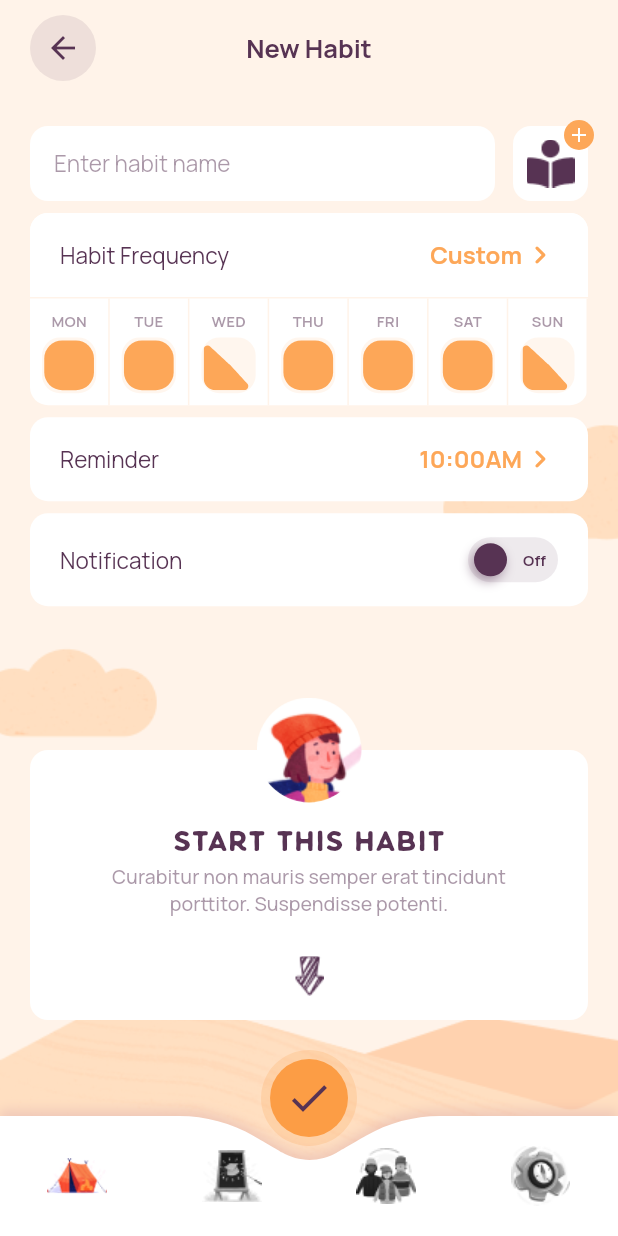
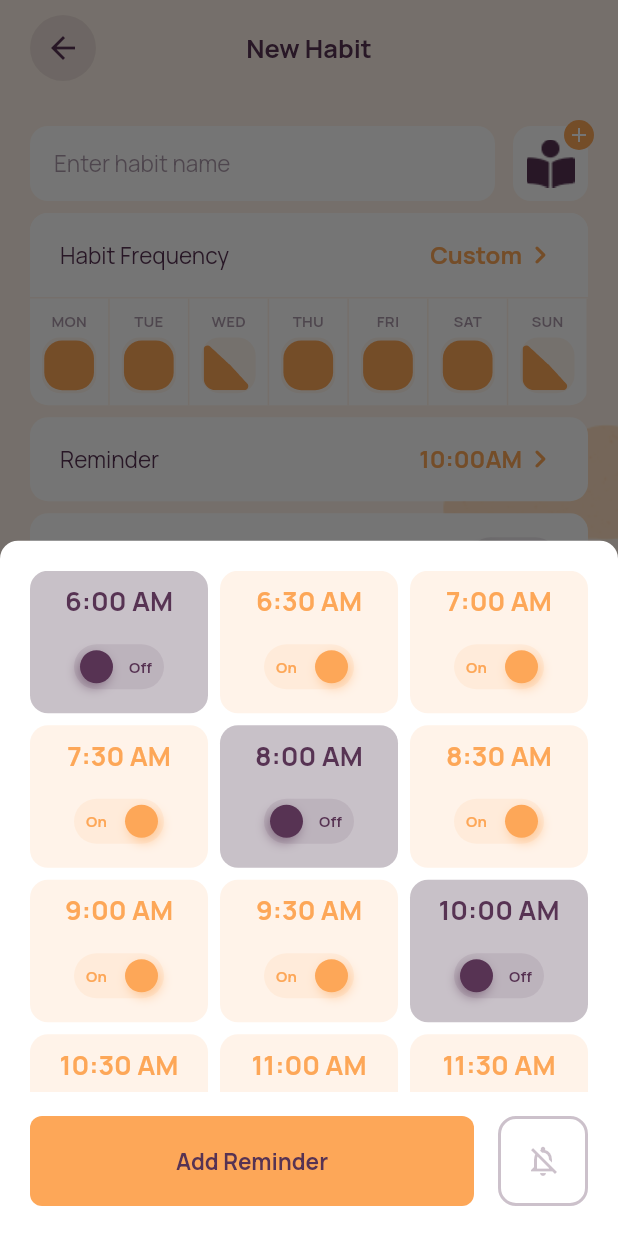
Before and after one commit to AyurM/Habit-Builder-Demo, a Flutter app: the HomePage screen opened directly, after a tap on the "add" icon, after a tap on "10:00AM", on a phone screen of 412 x 824 dp. Run offline on Flutter 3.47's test engine with Material 2 defaults, Android fonts, the phone set to English and light mode, and no system bars; drawn by our look-alikes of flutter_layout_grid; our stand-ins replace bloc, equatable, flutter_bloc, get_it, google_fonts; network calls fail.

Commit message:
Added Reminder bottom sheet

```diff
--- /dev/null
+++ b/lib/data/model/reminder_data.dart
@@ -0,0 +1,11 @@
+class ReminderData {
+  final int id;
+  final DateTime dateTime;
+  final bool active;
+
+  const ReminderData({
+    required this.id,
+    required this.dateTime,
+    required this.active,
+  });
+}
--- a/lib/di/modules.dart
+++ b/lib/di/modules.dart
@@ -3,6 +3,7 @@ import 'package:habit_builder_demo/data/api/rest_api.dart';
 import 'package:habit_builder_demo/data/api/rest_api_interface.dart';
 import 'package:habit_builder_demo/data/repositories/auth_repository.dart';
 import 'package:habit_builder_demo/data/repositories/habit_repository.dart';
+import 'package:habit_builder_demo/res/views/reminder_bottom_sheet.dart/reminder_list_cubit.dart';
 import 'package:habit_builder_demo/res/views/sign_up_form/sign_up_form_cubit.dart';
 import 'package:habit_builder_demo/screens/home/home_cubit.dart';
 import 'package:habit_builder_demo/screens/login/login_cubit.dart';
@@ -34,6 +35,7 @@ void registerCubits() {
   getIt.registerFactory(() => ResetPasswordCubit(get()));
   getIt.registerFactory(() => HomeCubit(get()));
   getIt.registerFactory(() => NewHabitCubit());
+  getIt.registerFactory(() => ReminderListCubit());
 }
 
 T get<T extends Object>() => getIt.get<T>();
--- /dev/null
+++ b/lib/res/views/reminder_bottom_sheet.dart/reminder_bottom_sheet.dart
@@ -0,0 +1,75 @@
+import 'package:flutter/material.dart';
+import 'package:flutter_layout_grid/flutter_layout_grid.dart';
+import 'package:habit_builder_demo/base/base_state.dart';
+import 'package:habit_builder_demo/res/colors/colors.dart';
+import 'package:habit_builder_demo/res/theme/constants.dart';
+import 'package:habit_builder_demo/res/views/primary_text_button.dart';
+import 'package:habit_builder_demo/res/views/reminder_bottom_sheet.dart/reminder_list_cubit.dart';
+import 'package:habit_builder_demo/res/views/reminder_bottom_sheet.dart/reminder_view.dart';
+
+const int _defaultColumns = 3;
+const double _defaultGap = 8;
+
+class ReminderBottomSheet extends StatefulWidget {
+  const ReminderBottomSheet({Key? key}) : super(key: key);
+
+  @override
+  State<ReminderBottomSheet> createState() => _ReminderBottomSheetState();
+}
+
+class _ReminderBottomSheetState extends BaseState<ReminderBottomSheet,
+    ReminderListCubit, ReminderListState> {
+  @override
+  Widget builder(BuildContext context, ReminderListState state) {
+    return Container(
+      padding: EdgeInsets.all(kDefaultHorizontalPaddingMedium.left),
+      child: Column(children: [
+        Expanded(
+            child: SingleChildScrollView(
+          child: LayoutGrid(
+            columnSizes: List<TrackSize>.generate(_defaultColumns, (_) => 1.fr),
+            columnGap: _defaultGap,
+            rowGap: _defaultGap,
+            rowSizes: List<TrackSize>.generate(
+                (cubit.reminders.length / _defaultColumns).ceil(), (_) => auto),
+            children: cubit.reminders
+                .map((reminderData) => ReminderView(
+                    data: reminderData, onChanged: cubit.onReminderChanged))
+                .toList(),
+          ),
+        )),
+        const SizedBox(height: 16),
+        _buildDialogActions()
+      ]),
+    );
+  }
+
+  Widget _buildDialogActions() => Row(
+        children: [
+          Expanded(
+              child: PrimaryTextButton(
+                  text: 'Add Reminder',
+                  onPressed: cubit.onAddReminder,
+                  margin: EdgeInsets.zero)),
+          const SizedBox(width: 16),
+          OutlinedButton(
+              onPressed: () {},
+              style: OutlinedButton.styleFrom(
+                shape: RoundedRectangleBorder(
+                    borderRadius: BorderRadius.circular(12)),
+                side: BorderSide(color: eclipse.withOpacity(0.3), width: 2),
+                minimumSize:
+                    const Size(kDefaultButtonHeight, kDefaultButtonHeight),
+              ),
+              child: Icon(Icons.notifications_off_outlined,
+                  color: eclipse.withOpacity(0.3)))
+        ],
+      );
+
+  @override
+  void listener(BuildContext context, ReminderListState state) {
+    if (state is ReminderListOnItemChanged) {
+      debugPrint('Reminder ${state.id} is ${state.active ? 'on' : 'off'}');
+    }
+  }
+}
--- /dev/null
+++ b/lib/res/views/reminder_bottom_sheet.dart/reminder_list_cubit.dart
@@ -0,0 +1,24 @@
+import 'package:bloc/bloc.dart';
+import 'package:equatable/equatable.dart';
+import 'package:habit_builder_demo/data/model/reminder_data.dart';
+
+part 'reminder_list_state.dart';
+
+class ReminderListCubit extends Cubit<ReminderListState> {
+  ReminderListCubit() : super(ReminderListInitial());
+
+  final DateTime now = DateTime.now();
+
+  late final List<ReminderData> reminders = List<ReminderData>.generate(
+      12,
+      (index) => ReminderData(
+          id: index,
+          dateTime: DateTime(now.year, now.month, now.day,
+              6 + (index / 2).floor(), (index % 2) * 30),
+          active: index % 4 != 0));
+
+  void onAddReminder() => emit(ReminderListAddReminder());
+
+  void onReminderChanged(int reminderId, bool active) =>
+      emit(ReminderListOnItemChanged(reminderId, active));
+}
--- /dev/null
+++ b/lib/res/views/reminder_bottom_sheet.dart/reminder_list_state.dart
@@ -0,0 +1,22 @@
+part of 'reminder_list_cubit.dart';
+
+abstract class ReminderListState extends Equatable {
+  const ReminderListState();
+
+  @override
+  List<Object> get props => [];
+}
+
+class ReminderListInitial extends ReminderListState {}
+
+class ReminderListAddReminder extends ReminderListState {}
+
+class ReminderListOnItemChanged extends ReminderListState {
+  final int id;
+  final bool active;
+
+  const ReminderListOnItemChanged(this.id, this.active);
+
+  @override
+  List<Object> get props => [id, active];
+}
--- /dev/null
+++ b/lib/res/views/reminder_bottom_sheet.dart/reminder_view.dart
@@ -0,0 +1,60 @@
+import 'package:flutter/material.dart';
+import 'package:habit_builder_demo/data/model/reminder_data.dart';
+import 'package:habit_builder_demo/res/colors/colors.dart';
+import 'package:habit_builder_demo/res/views/app_switch_button.dart';
+import 'package:intl/intl.dart';
+
+class ReminderView extends StatefulWidget {
+  final ReminderData data;
+  final void Function(int, bool)? onChanged;
+
+  static DateFormat timeFormat = DateFormat('H:mm a');
+
+  const ReminderView({Key? key, required this.data, this.onChanged})
+      : super(key: key);
+
+  @override
+  State<ReminderView> createState() => _ReminderViewState(data.active);
+}
+
+class _ReminderViewState extends State<ReminderView> {
+  _ReminderViewState(bool isActive) : active = isActive;
+
+  bool active;
+
+  @override
+  Widget build(BuildContext context) {
+    final ColorScheme colorScheme = Theme.of(context).colorScheme;
+    final Color backgroundColor =
+        active ? colorScheme.background : const Color(0xFFC8C1C8);
+    final Color fontColor = active ? colorScheme.primary : eclipse;
+
+    return Container(
+      width: double.infinity,
+      padding: const EdgeInsets.all(8),
+      decoration: BoxDecoration(
+          borderRadius: BorderRadius.circular(12), color: backgroundColor),
+      child: Column(
+        mainAxisSize: MainAxisSize.min,
+        children: [
+          Text(ReminderView.timeFormat.format(widget.data.dateTime),
+              style: Theme.of(context)
+                  .textTheme
+                  .button
+                  ?.copyWith(fontSize: 18, color: fontColor),
+              textAlign: TextAlign.center),
+          const SizedBox(height: 16),
+          AppSwitchButton(
+              initialValue: active,
+              onChanged: (value) {
+                setState(() {
+                  active = value;
+                });
+                widget.onChanged?.call(widget.data.id, value);
+              }),
+          const SizedBox(height: 8),
+        ],
+      ),
+    );
+  }
+}
--- a/lib/screens/new_habit/new_habit_cubit.dart
+++ b/lib/screens/new_habit/new_habit_cubit.dart
@@ -27,5 +27,7 @@ class NewHabitCubit extends Cubit<NewHabitState> {
 
   void onReminderPressed() => emit(NewHabitReminderPressed());
 
+  void onReminderDialogClosed() => emit(NewHabitReminderDialogClosed());
+
   void onNotificationSettingChanged(bool value) {}
 }
--- a/lib/screens/new_habit/new_habit_page.dart
+++ b/lib/screens/new_habit/new_habit_page.dart
@@ -6,6 +6,7 @@ import 'package:habit_builder_demo/res/views/app_switch_button.dart';
 import 'package:habit_builder_demo/res/views/new_habit/add_habit_action.dart';
 import 'package:habit_builder_demo/res/views/new_habit/habit_frequency_setting.dart';
 import 'package:habit_builder_demo/res/views/new_habit/habit_name_input.dart';
+import 'package:habit_builder_demo/res/views/reminder_bottom_sheet.dart/reminder_bottom_sheet.dart';
 import 'package:habit_builder_demo/screens/new_habit/new_habit_cubit.dart';
 
 const double _defaultSpacing = 8;
@@ -53,6 +54,21 @@ class _NewHabitPageState
         ),
       ]),
     );
+  }
+
+  @override
+  Future<void> listener(BuildContext context, NewHabitState state) async {
+    if (state is NewHabitReminderPressed) {
+      await showModalBottomSheet(
+          shape: const RoundedRectangleBorder(
+            borderRadius: BorderRadius.only(
+                topLeft: Radius.circular(12), topRight: Radius.circular(12)),
+          ),
+          backgroundColor: Colors.white,
+          context: context,
+          builder: (context) => const ReminderBottomSheet());
+      cubit.onReminderDialogClosed();
+    }
   }
 }
 
--- a/lib/screens/new_habit/new_habit_state.dart
+++ b/lib/screens/new_habit/new_habit_state.dart
@@ -14,3 +14,5 @@ class NewHabitHabitNamePressed extends NewHabitState {}
 class NewHabitCustomFrequencyPressed extends NewHabitState {}
 
 class NewHabitReminderPressed extends NewHabitState {}
+
+class NewHabitReminderDialogClosed extends NewHabitState {}
--- a/pubspec.yaml
+++ b/pubspec.yaml
@@ -19,6 +19,7 @@ dependencies:
   google_fonts: ^2.3.1
   shared_preferences: ^2.0.13
   intl: ^0.17.0
+  flutter_layout_grid: ^1.0.6
 
 dev_dependencies:
   flutter_test:
```
